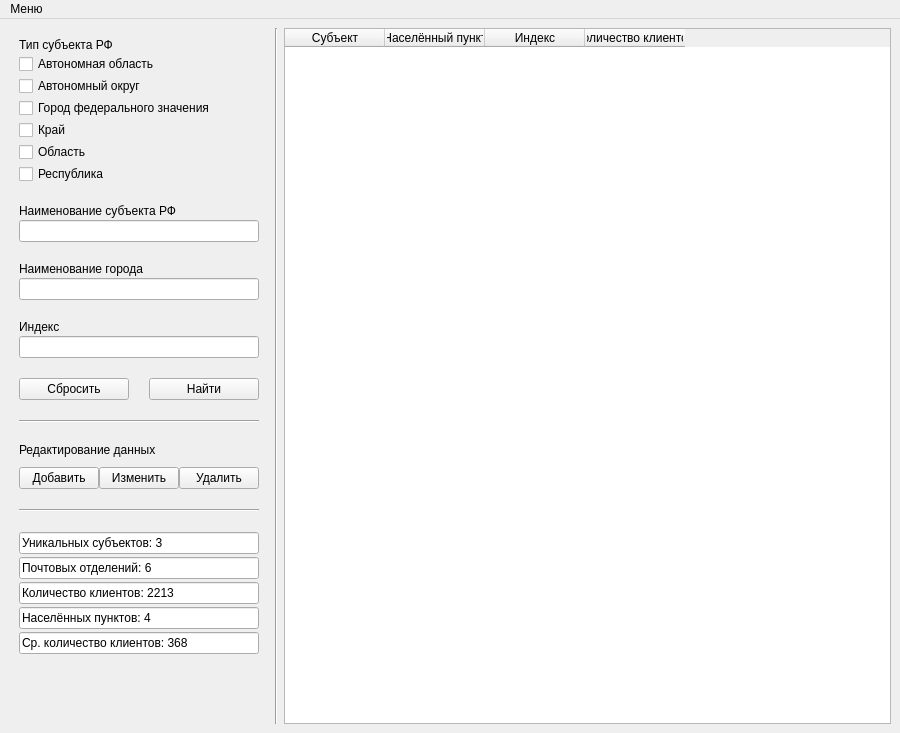
First picture: the form in .source/main.ui, repository OlejnikDenis/py-mailposts, before the edit.
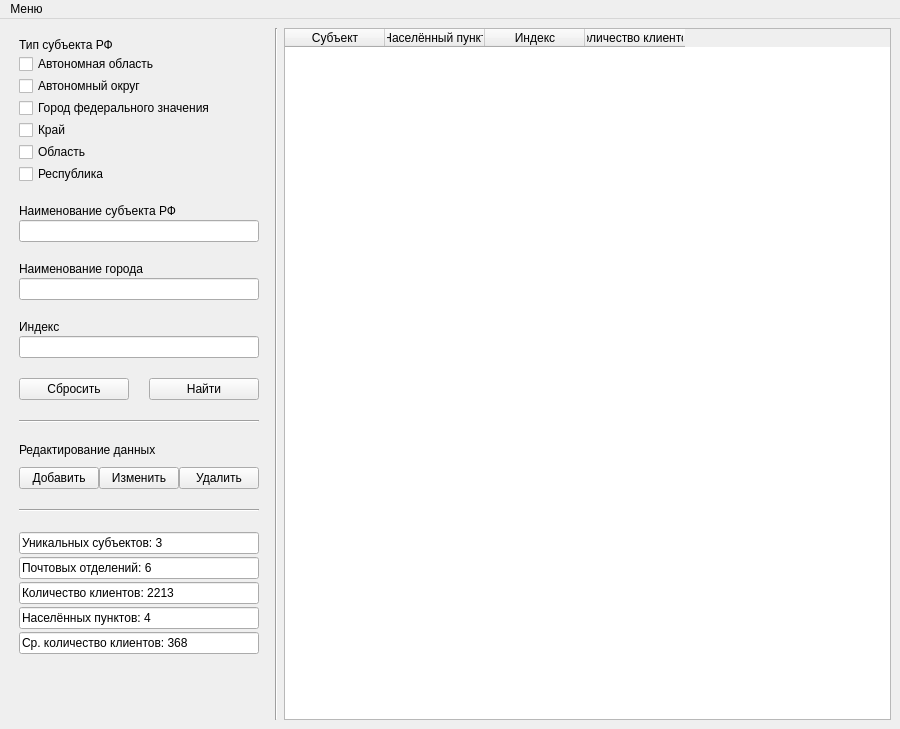
Second picture: the form after the edit.

Diff of the .ui file:
```diff
--- a/.source/main.ui
+++ b/.source/main.ui
@@ -10,7 +10,7 @@
     <x>0</x>
     <y>0</y>
     <width>900</width>
-    <height>733</height>
+    <height>729</height>
    </rect>
   </property>
   <property name="windowTitle">
```
